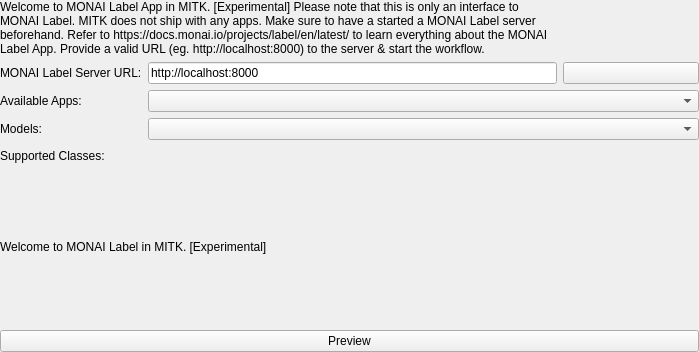
This is Modules/SegmentationUI/Qmitk/QmitkMonaiLabelToolGUIControls.ui in MITK/MITK as Qt 5 draws it before an edit. The edited form follows.
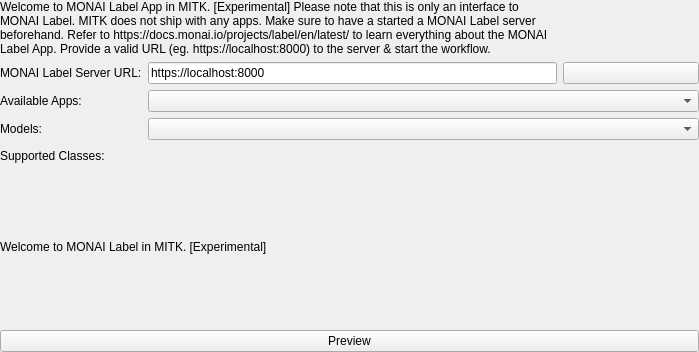
This is the edited form. Custom widgets are drawn as their Qt base class.

Commit message: MONAILabel add SSL support

What changed in the file:
```diff
--- a/Modules/SegmentationUI/Qmitk/QmitkMonaiLabelToolGUIControls.ui
+++ b/Modules/SegmentationUI/Qmitk/QmitkMonaiLabelToolGUIControls.ui
@@ -65,7 +65,7 @@
      <item row="1" column="1" colspan="3">
       <widget class="QLineEdit" name="urlBox">
        <property name="text">
-        <string>http://localhost:8000</string>
+        <string>https://localhost:8000</string>
        </property>
       </widget>
      </item>
@@ -94,7 +94,7 @@
         </sizepolicy>
        </property>
        <property name="text">
-        <string>&lt;html&gt;&lt;head/&gt;&lt;body&gt;&lt;p&gt;Welcome to MONAI Label App in MITK. [Experimental]&lt;/p&gt;&lt;p&gt;Please note that this is only an interface to MONAI Label. MITK does not ship with any apps. Make sure to have a started a MONAI Label server beforehand. &lt;/p&gt;&lt;p&gt;Refer to &lt;a href=&quot;https://docs.monai.io/projects/label/en/latest/&quot;&gt;&lt;span style=&quot; text-decoration: underline; color:#0000ff;&quot;&gt;https://docs.monai.io/projects/label/en/latest/&lt;/span&gt;&lt;/a&gt; to learn everything about the MONAI Label App.&lt;/p&gt;&lt;p&gt;Provide a valid URL (eg. http://localhost:8000) to the server &amp;amp; start the workflow.&lt;/p&gt;&lt;p&gt;&lt;br/&gt;&lt;/p&gt;&lt;/body&gt;&lt;/html&gt;</string>
+        <string>&lt;html&gt;&lt;head/&gt;&lt;body&gt;&lt;p&gt;Welcome to MONAI Label App in MITK. [Experimental]&lt;/p&gt;&lt;p&gt;Please note that this is only an interface to MONAI Label. MITK does not ship with any apps. Make sure to have a started a MONAI Label server beforehand. &lt;/p&gt;&lt;p&gt;Refer to &lt;a href=&quot;https://docs.monai.io/projects/label/en/latest/&quot;&gt;&lt;span style=&quot; text-decoration: underline; color:#0000ff;&quot;&gt;https://docs.monai.io/projects/label/en/latest/&lt;/span&gt;&lt;/a&gt; to learn everything about the MONAI Label App.&lt;/p&gt;&lt;p&gt;Provide a valid URL (eg. https://localhost:8000) to the server &amp;amp; start the workflow.&lt;/p&gt;&lt;p&gt;&lt;br/&gt;&lt;/p&gt;&lt;/body&gt;&lt;/html&gt;</string>
        </property>
        <property name="textFormat">
         <enum>Qt::RichText</enum>
```
The commit also changes 3 other files.
